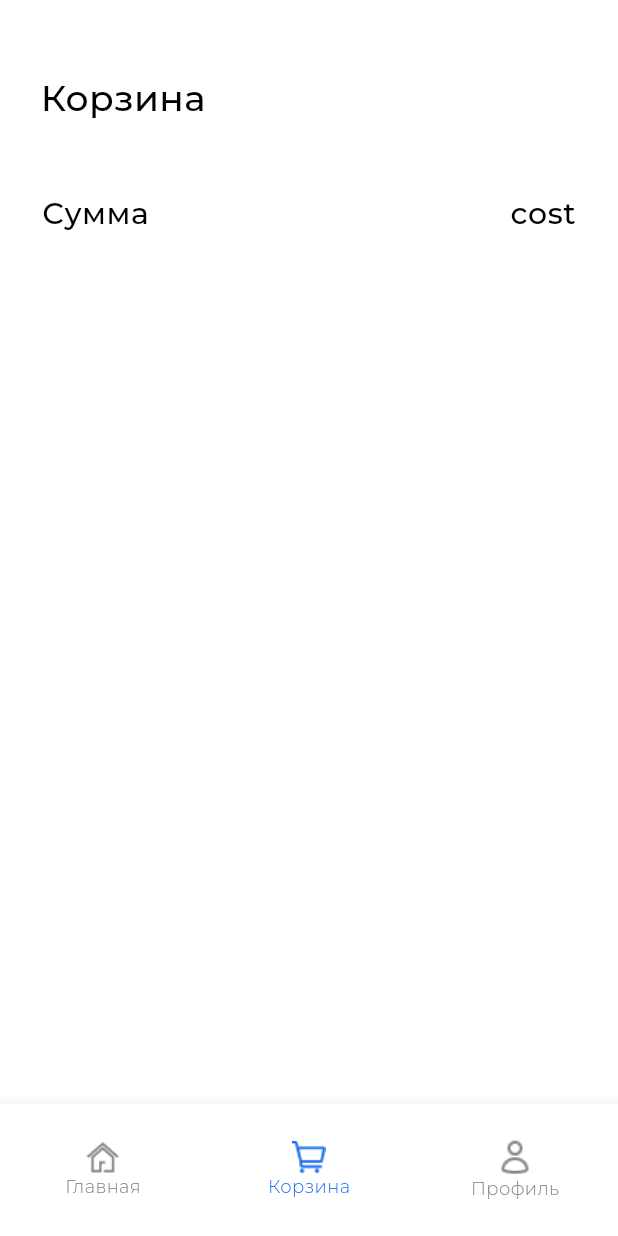
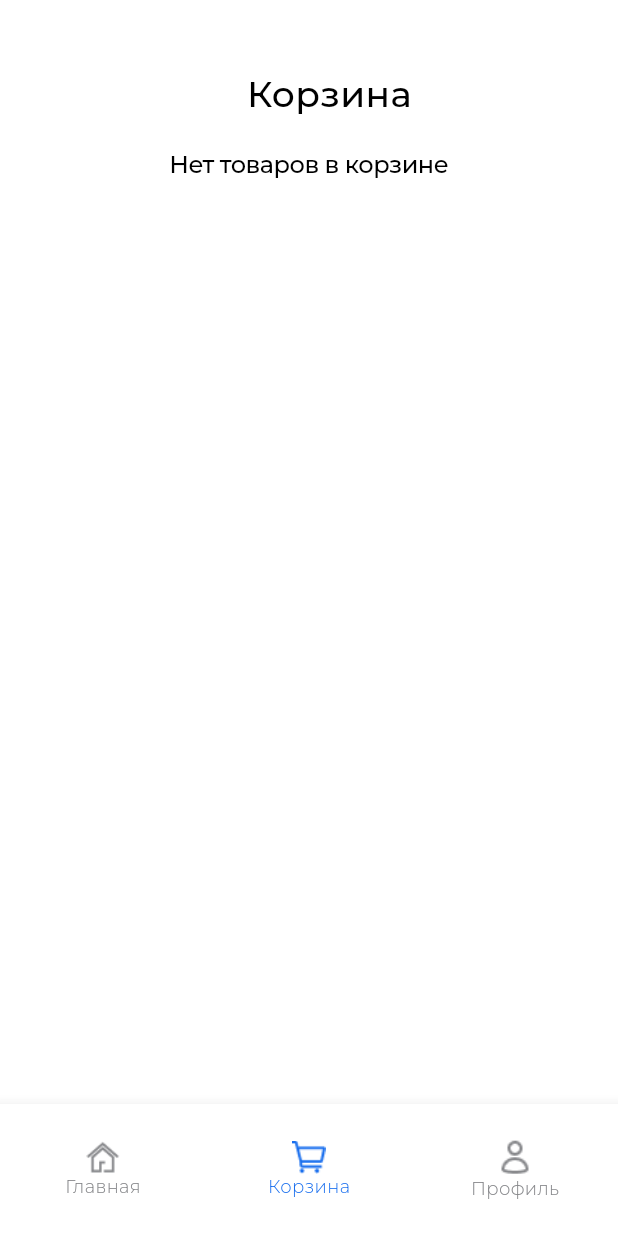
Before and after one commit to StudentMIREA/Practika7, a Flutter app: the screen it shows after launch, item 2 of the bottom bar chosen, on a phone screen of 412 x 824 dp. Run offline on Flutter 3.47's test engine with Material 3 defaults, Android fonts, the phone set to English and light mode, and no system bars; project files that could hold a hidden picture were left out.

```diff
--- a/pr7/lib/pages/HomePage.dart
+++ b/pr7/lib/pages/HomePage.dart
@@ -28,7 +28,9 @@ class _HomePageState extends State<HomePage> {
                             color: Colors.black,
                             fontSize: 24.0,
                             fontFamily: 'Montserrat',
-                            fontWeight: FontWeight.w500),
+                            fontWeight: FontWeight.w500,
+                            height: 1.2,
+                            wordSpacing: 0.33),
                       ),
                     )
 // Список услуг
--- a/pr7/lib/pages/ShopCartPage.dart
+++ b/pr7/lib/pages/ShopCartPage.dart
@@ -29,12 +29,10 @@ class _ShopCartPageState extends State<ShopCartPage> {
   Widget build(BuildContext context) {
     return Scaffold(
         backgroundColor: Colors.white,
-        body: ListView.builder(
-            itemCount: ShopCartList.length + 2,
-            itemBuilder: (BuildContext context, int index) {
-// заголовок
-              return index == 0
-                  ? const Padding(
+        body: ShopList.length == 0
+            ? const Column(
+                children: [
+                  Padding(
                     padding:
                         EdgeInsets.only(top: 48.0, left: 27.0, bottom: 22.0),
                     child: Text(
@@ -43,14 +41,53 @@ class _ShopCartPageState extends State<ShopCartPage> {
                           color: Colors.black,
                           fontSize: 24.0,
                           fontFamily: 'Montserrat',
-                            fontWeight: FontWeight.w500),
+                          fontWeight: FontWeight.w500,
+                          height: 1.2,
+                          wordSpacing: 0.33),
+                    ),
+                  ),
+                  Center(
+                    child: Text(
+                      'Нет товаров в корзине',
+                      style: TextStyle(
+                        fontSize: 16.0,
+                        color: Colors.black,
+                        fontFamily: 'Montserrat',
+                        fontWeight: FontWeight.w400,
+                        height: 1.25,
+                        letterSpacing: -0.32,
+                      ),
+                    ),
+                  )
+                ],
+              )
+            : ListView.builder(
+                itemCount: ShopCartList.length + 2,
+                itemBuilder: (BuildContext context, int index) {
+// заголовок
+                  return index == 0
+                      ? const Padding(
+                          padding: EdgeInsets.only(
+                              top: 48.0, left: 27.0, bottom: 22.0),
+                          child: Text(
+                            'Корзина',
+                            style: TextStyle(
+                                color: Colors.black,
+                                fontSize: 24.0,
+                                fontFamily: 'Montserrat',
+                                fontWeight: FontWeight.w500,
+                                height: 1.2,
+                                wordSpacing: 0.33),
                           ),
                         )
 // сумма товаров в корзине
                       : index == ShopCartList.length + 1
                           ? const Padding(
                               padding: EdgeInsets.only(
-                              top: 24.0, left: 28.0, right: 28.0, bottom: 20.0),
+                                  top: 24.0,
+                                  left: 28.0,
+                                  right: 28.0,
+                                  bottom: 20.0),
                               child: Row(
                                 children: [
                                   Text(
```
Also changed, not shown: pr7/lib/pages/UserPage.dart (+48 -2 lines). Lines whose indentation alone changed are shown as unchanged.
